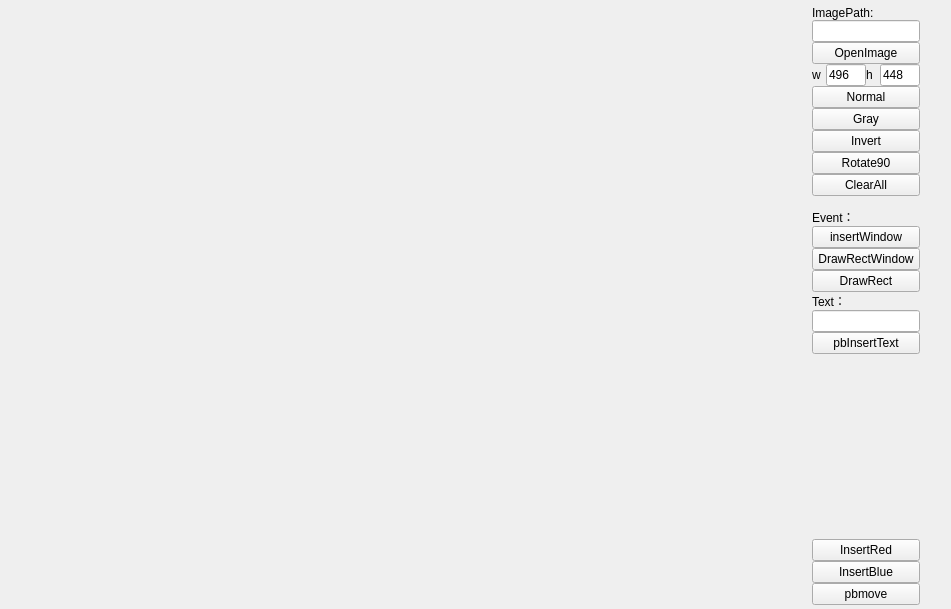
This is sample/qtOpenGLDemo/QtDisplayWidget.ui in cfl997/CGRenderEngine2D as Qt 5 draws it before an edit. The edited form follows.
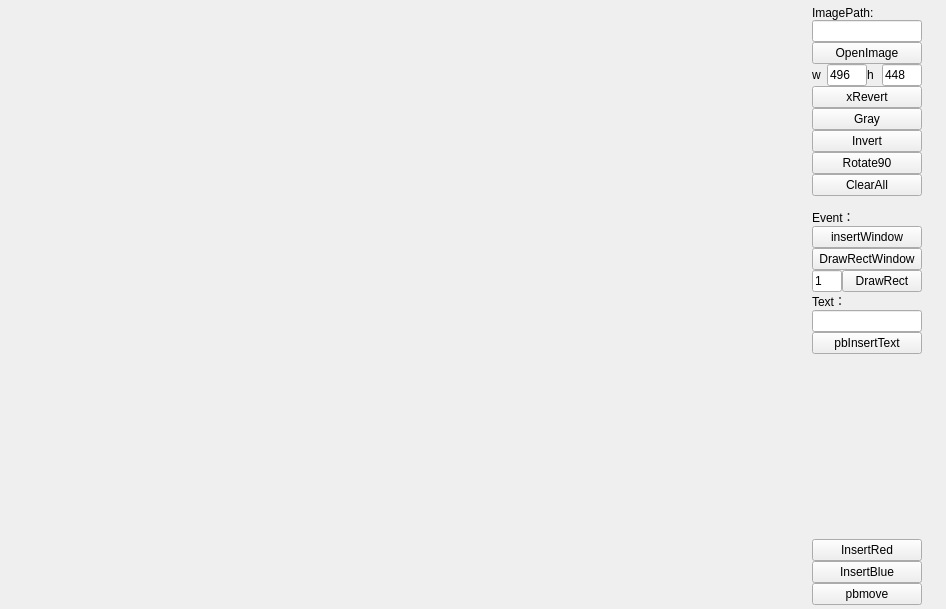
This is the edited form.

```diff
--- a/sample/qtOpenGLDemo/QtDisplayWidget.ui
+++ b/sample/qtOpenGLDemo/QtDisplayWidget.ui
@@ -6,7 +6,7 @@
    <rect>
     <x>0</x>
     <y>0</y>
-    <width>951</width>
+    <width>946</width>
     <height>609</height>
    </rect>
   </property>
@@ -158,7 +158,7 @@
         <item>
          <widget class="QPushButton" name="pbNormalColor">
           <property name="text">
-           <string>Normal</string>
+           <string>xRevert</string>
           </property>
          </widget>
         </item>
@@ -230,11 +230,28 @@
            </widget>
           </item>
           <item>
+           <layout class="QHBoxLayout" name="horizontalLayout_3">
+            <item>
+             <widget class="QLineEdit" name="leRectText">
+              <property name="maximumSize">
+               <size>
+                <width>30</width>
+                <height>30</height>
+               </size>
+              </property>
+              <property name="text">
+               <string>1</string>
+              </property>
+             </widget>
+            </item>
+            <item>
            <widget class="QPushButton" name="pbDrawRect">
             <property name="text">
              <string>DrawRect</string>
             </property>
            </widget>
+            </item>
+           </layout>
           </item>
          </layout>
         </item>
```
Left out of the diff: 2 changed lines with no effect on the pictures. Lines whose indentation alone changed are shown as unchanged.
